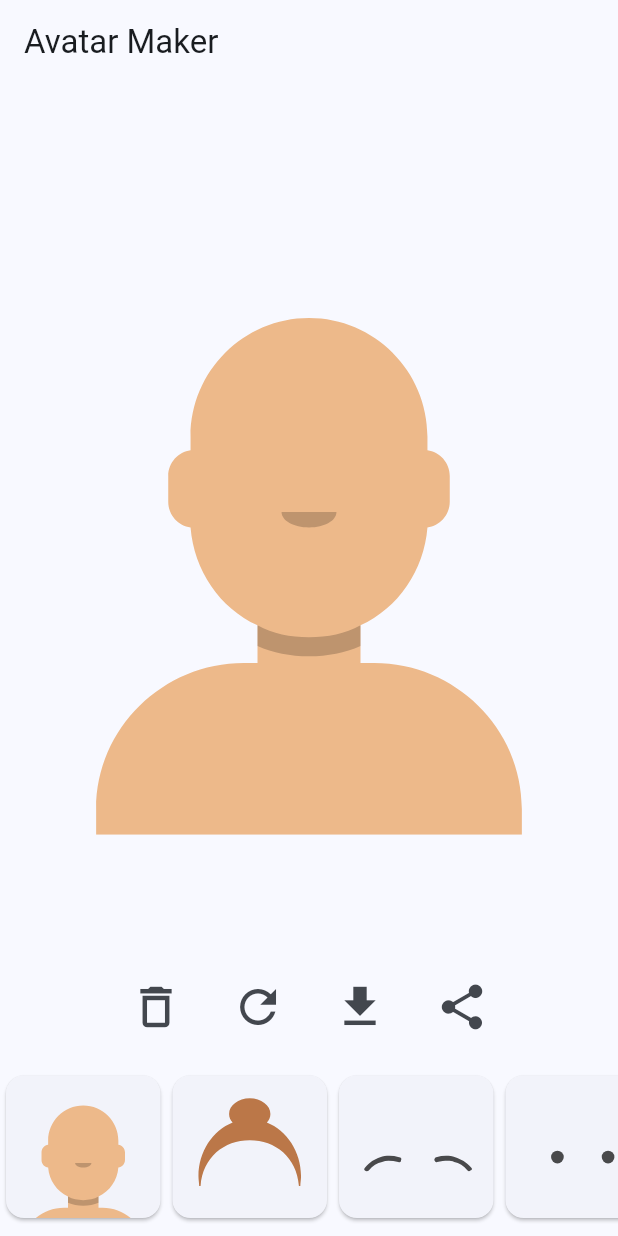
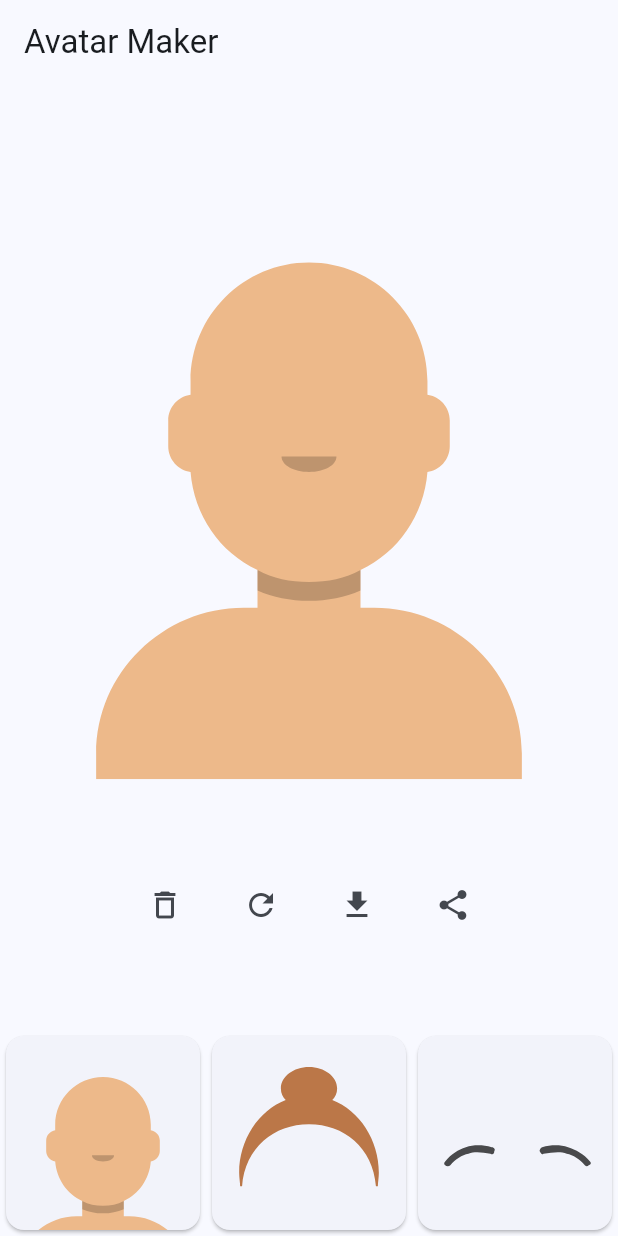
Before and after one commit to anoochit/flutter_avatar_maker, a Flutter app: the screen it shows after launch, after a tap on the "delete outline" icon, on a phone screen of 412 x 824 dp. Run offline on Flutter 3.47's test engine with Material 2 defaults, Android fonts, the phone set to English and light mode, and no system bars; our stand-ins replace flutter_svg, gallery_saver, get, screenshot, share_plus.

Commit message:
update layout for tablet

```diff
--- a/lib/pages/home.dart
+++ b/lib/pages/home.dart
@@ -18,7 +18,8 @@ class _HomePageState extends State<HomePage> {
 
   @override
   Widget build(BuildContext context) {
-    final scWidth = MediaQuery.of(context).size.width;
+    final scWidth =
+        (context.isLandscape) ? (context.height * 0.6) : context.width;
     return GetBuilder<AppController>(
       builder: (controller) {
         return WillPopScope(
@@ -34,8 +35,32 @@ class _HomePageState extends State<HomePage> {
           child: Scaffold(
               appBar: AppBar(
                 title: const Text("Avatar Maker"),
+                actions: [
+                  // toolbar
+                  (context.isLandscape)
+                      ? const ToolBarWidget()
+                      : const SizedBox()
+                ],
               ),
-            body: Column(
+              body: (context.isLandscape)
+                  ? Row(
+                      children: [
+                        // space
+                        const Spacer(),
+                        Column(
+                          mainAxisAlignment: MainAxisAlignment.center,
+                          children: [
+                            // avatar image
+                            AvatarImageWidget(width: scWidth, heigth: scWidth),
+                          ],
+                        ),
+                        // space
+                        const Spacer(),
+                        // category toolbar
+                        const Expanded(child: CategoryToolbarWidget()),
+                      ],
+                    )
+                  : Column(
                       children: [
                         // space
                         const Spacer(),
@@ -45,11 +70,15 @@ class _HomePageState extends State<HomePage> {
                         const Spacer(),
                         // toolbar
                         const ToolBarWidget(),
+                        // space
+                        const Spacer(),
                         // category toolbar
-                const CategoryToolbarWidget(),
+                        SizedBox(
+                          height: scWidth / 3,
+                          child: const CategoryToolbarWidget(),
+                        ),
                       ],
-            ),
-          ),
+                    )),
         );
       },
     );
--- a/lib/widgets/category_menu.dart
+++ b/lib/widgets/category_menu.dart
@@ -12,23 +12,20 @@ class CategoryMenuWidget extends GetView<AppController> {
 
   @override
   Widget build(BuildContext context) {
-    double scWidth = (context.width / 4);
-    return SizedBox(
-      height: scWidth,
-      child: ListView.builder(
-        scrollDirection: Axis.horizontal,
+    return GridView.builder(
+      gridDelegate: SliverGridDelegateWithFixedCrossAxisCount(
+        crossAxisCount: (context.isLandscape) ? 2 : 1,
+      ),
+      scrollDirection: (context.isLandscape) ? Axis.vertical : Axis.horizontal,
       itemCount: listCategory.length,
       itemBuilder: (context, index) {
         return OptionMenu(
           image: listCategory[index].image,
-            height: scWidth,
-            width: scWidth,
           onTap: () {
             controller.setCategoryIndex(listCategory[index].index);
           },
         );
       },
-      ),
     );
   }
 }
--- a/lib/widgets/category_toolbar.dart
+++ b/lib/widgets/category_toolbar.dart
@@ -14,9 +14,7 @@ class CategoryToolbarWidget extends StatelessWidget {
   @override
   Widget build(BuildContext context) {
     return GetBuilder<AppController>(builder: (controller) {
-      return Padding(
-        padding: const EdgeInsets.only(top: 16.0, bottom: 8.0),
-        child: IndexedStack(
+      return IndexedStack(
         index: controller.categoryIndex.value,
         children: const [
           // category
@@ -72,7 +70,6 @@ class CategoryToolbarWidget extends StatelessWidget {
             label: 'accesories',
           ),
         ],
-        ),
       );
     });
   }
--- a/lib/widgets/option.dart
+++ b/lib/widgets/option.dart
@@ -5,14 +5,10 @@ class OptionMenu extends StatelessWidget {
   const OptionMenu({
     super.key,
     required this.image,
-    required this.height,
-    required this.width,
     required this.onTap,
   });
 
   final String image;
-  final double height;
-  final double width;
   final VoidCallback onTap;
 
   @override
@@ -23,8 +19,6 @@ class OptionMenu extends StatelessWidget {
         onTap: () => onTap(),
         child: SvgPicture.asset(
           image,
-          height: height,
-          width: width,
         ),
       ),
     );
--- a/lib/widgets/option_menu.dart
+++ b/lib/widgets/option_menu.dart
@@ -16,56 +16,21 @@ class OptionMenuWidget extends GetView<AppController> {
 
   @override
   Widget build(BuildContext context) {
-    double scWidth = (context.width / 4);
-    return SizedBox(
-      height: scWidth,
-      child: ListView.builder(
-        scrollDirection: Axis.horizontal,
+    return GridView.builder(
+      gridDelegate: SliverGridDelegateWithFixedCrossAxisCount(
+        crossAxisCount: (context.isLandscape) ? 2 : 1,
+      ),
+      scrollDirection: (context.isLandscape) ? Axis.vertical : Axis.horizontal,
       itemCount: options.length,
       itemBuilder: (context, index) {
-          if (index == 0) {
-            return Flex(
-              direction: Axis.horizontal,
-              children: [
-                Card(
-                  child: SizedBox(
-                    height: scWidth,
-                    width: scWidth,
-                    child: InkWell(
-                      onTap: () {
-                        // update category to 0
-                        controller.setCategoryIndex(0);
-                      },
-                      child: const Icon(
-                        Icons.reply_outlined,
-                        size: 48,
-                      ),
-                    ),
-                  ),
-                ),
-                OptionMenu(
-                  image: options[index],
-                  height: scWidth,
-                  width: scWidth,
-                  onTap: () {
-                    // update option
-                    controller.updateOption(label: label, index: index);
-                  },
-                )
-              ],
-            );
-          }
         return OptionMenu(
           image: options[index],
-            height: scWidth,
-            width: scWidth,
           onTap: () {
             // update
             controller.updateOption(label: label, index: index);
           },
         );
       },
-      ),
     );
   }
 }
--- a/lib/widgets/toolbar.dart
+++ b/lib/widgets/toolbar.dart
@@ -10,64 +10,55 @@ class ToolBarWidget extends StatelessWidget {
 
   @override
   Widget build(BuildContext context) {
-    return GetBuilder<AppController>(builder: (controller) {
-      return Row(
-        mainAxisAlignment: MainAxisAlignment.center,
+    return SizedBox(
+      height: 64,
+      child: GetBuilder<AppController>(builder: (controller) {
+        return GridView(
+          gridDelegate: const SliverGridDelegateWithFixedCrossAxisCount(
+            crossAxisCount: 1,
+          ),
+          shrinkWrap: true,
+          scrollDirection: Axis.horizontal,
           children: [
             // reset
-          Padding(
-            padding: const EdgeInsets.symmetric(horizontal: 8.0),
-            child: IconButton(
+            IconButton(
               onPressed: () {
                 controller.reset();
               },
               icon: const Icon(
                 Icons.delete_outline,
-                size: 36.0,
-              ),
               ),
             ),
             // refresh
-          Padding(
-            padding: const EdgeInsets.symmetric(horizontal: 8.0),
-            child: IconButton(
+            IconButton(
               onPressed: () {
                 controller.randomAvatar();
               },
               icon: const Icon(
                 Icons.refresh,
-                size: 36.0,
-              ),
               ),
             ),
             // save to gallery
-          Padding(
-            padding: const EdgeInsets.symmetric(horizontal: 8.0),
-            child: IconButton(
+            IconButton(
               onPressed: () async {
                 controller.saveAvatarImage();
               },
               icon: const Icon(
                 Icons.download,
-                size: 36.0,
-              ),
               ),
             ),
             // save and share
-          Padding(
-            padding: const EdgeInsets.symmetric(horizontal: 8.0),
-            child: IconButton(
+            IconButton(
               onPressed: () async {
                 controller.shareAvatarImage();
               },
               icon: const Icon(
                 Icons.share,
-                size: 36.0,
-              ),
               ),
             )
           ],
         );
-    });
+      }),
+    );
   }
 }
--- a/pubspec.yaml
+++ b/pubspec.yaml
@@ -16,7 +16,7 @@ publish_to: "none" # Remove this line if you wish to publish to pub.dev
 # https://developer.apple.com/library/archive/documentation/General/Reference/InfoPlistKeyReference/Articles/CoreFoundationKeys.html
 # In Windows, build-name is used as the major, minor, and patch parts
 # of the product and file versions while build-number is used as the build suffix.
-version: 1.0.6+2
+version: 1.0.7+3
 
 environment:
   sdk: ">=2.19.2 <3.0.0"
```
Lines whose indentation alone changed are shown as unchanged.
